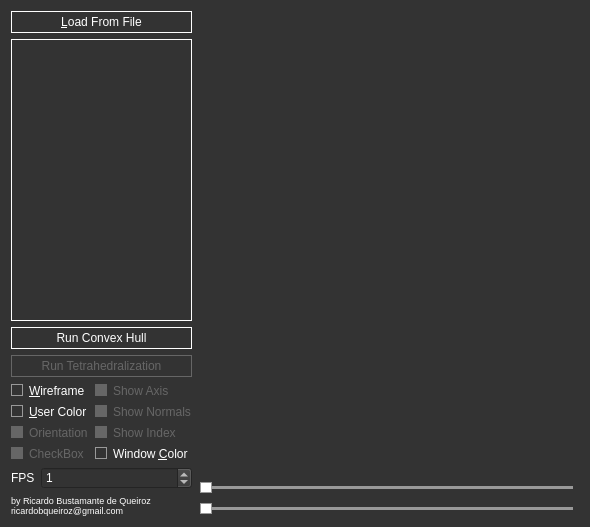
This is Geometria/interface/mainwindow.ui in RicardoBusta/bustamanprojects as Qt 5 draws it before an edit. The edited form follows.
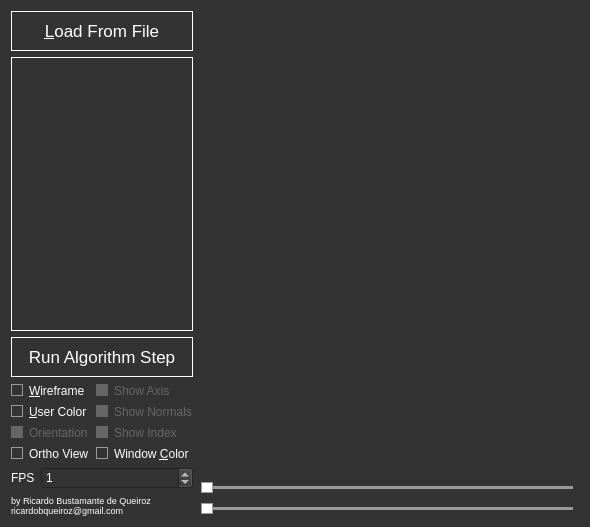
This is the edited form. Icons and pictures are not drawn. Custom widgets are drawn as their Qt base class.

```diff
--- a/Geometria/interface/mainwindow.ui
+++ b/Geometria/interface/mainwindow.ui
@@ -144,6 +144,15 @@
      <layout class="QVBoxLayout" name="verticalLayout">
       <item>
        <widget class="QPushButton" name="load_button">
+        <property name="minimumSize">
+         <size>
+          <width>0</width>
+          <height>40</height>
+         </size>
+        </property>
+        <property name="styleSheet">
+         <string notr="true">font: 13pt</string>
+        </property>
         <property name="text">
          <string>&amp;Load From File</string>
         </property>
@@ -154,18 +163,17 @@
       </item>
       <item>
        <widget class="QPushButton" name="run_convexhull_button">
-        <property name="text">
-         <string>Run Convex Hull</string>
+        <property name="minimumSize">
+         <size>
+          <width>0</width>
+          <height>40</height>
+         </size>
         </property>
-       </widget>
-      </item>
-      <item>
-       <widget class="QPushButton" name="run_tetrahedralization_button">
-        <property name="enabled">
-         <bool>false</bool>
+        <property name="styleSheet">
+         <string notr="true">font: 13pt</string>
         </property>
         <property name="text">
-         <string>Run Tetrahedralization</string>
+         <string>Run Algorithm Step</string>
         </property>
        </widget>
       </item>
@@ -228,10 +236,10 @@
         <item row="3" column="0">
          <widget class="QCheckBox" name="checkBox_5">
           <property name="enabled">
-           <bool>false</bool>
+           <bool>true</bool>
           </property>
           <property name="text">
-           <string>CheckBox</string>
+           <string>Ortho View</string>
           </property>
          </widget>
         </item>
```
Left out of the diff: 2 changed lines with no effect on the pictures.
